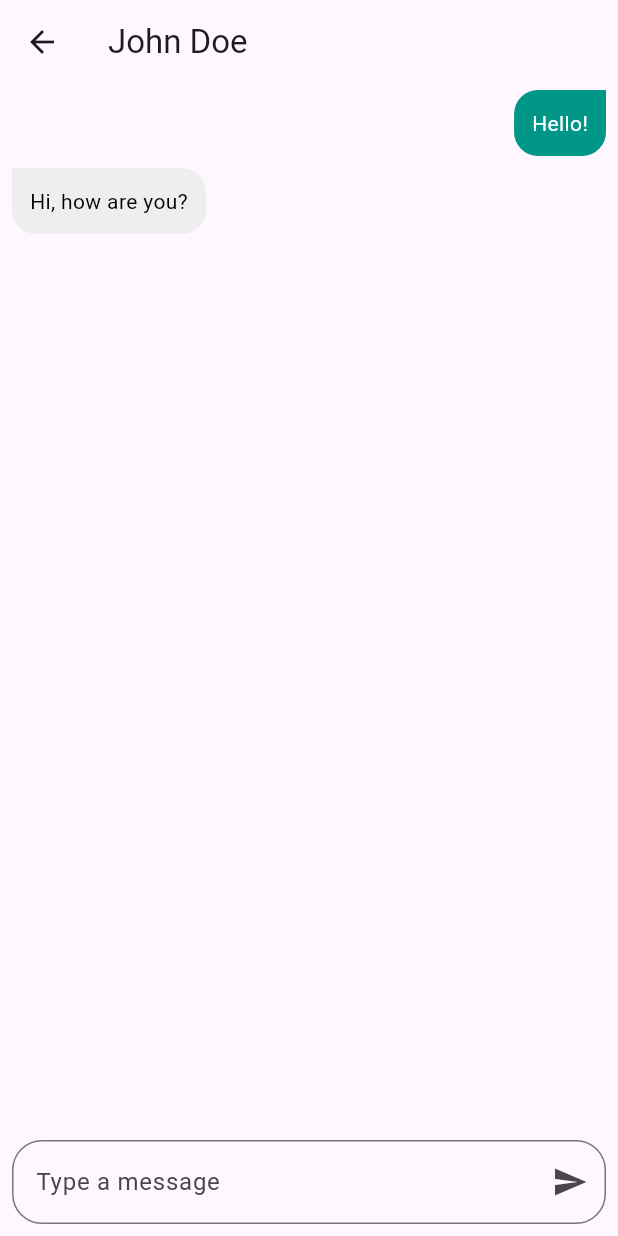
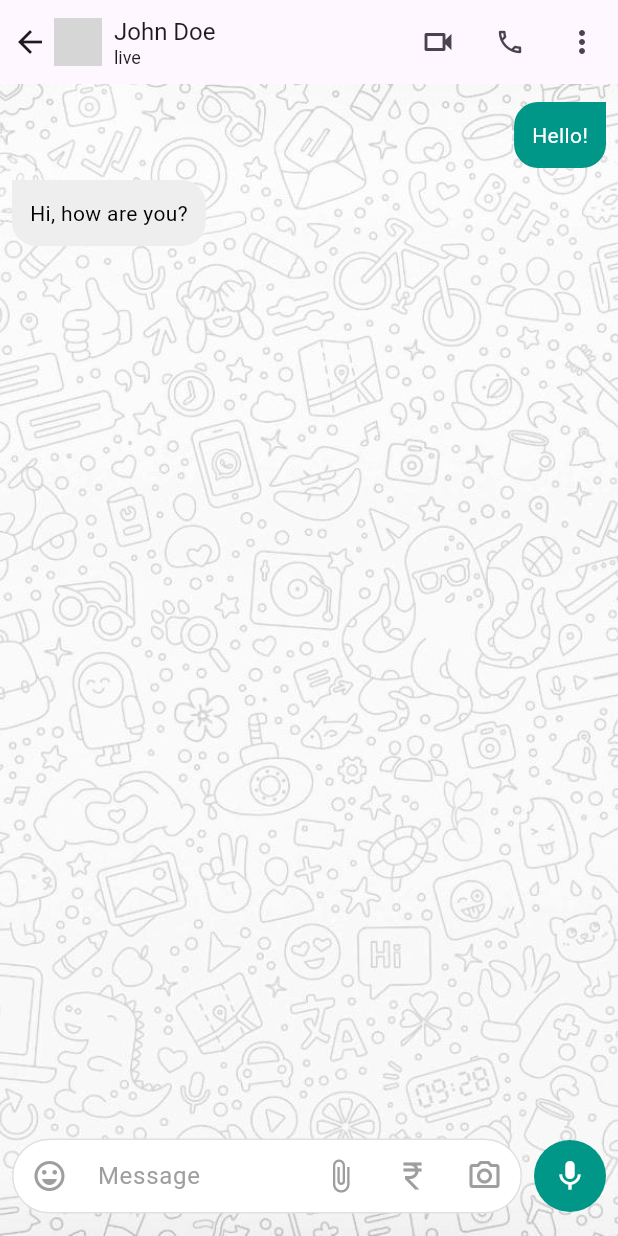
Before and after one commit to athulbkammath/whatsapp_clone_app, a Flutter app: the screen it shows after launch, after a tap on "John Doe", on a phone screen of 412 x 824 dp. Run offline on Flutter 3.47's test engine with Material 3 defaults, Android fonts, the light colour scheme and no system bars; network calls fail; grey boxes are pictures that could not be loaded.

Commit message:
Implemented the chat page completely.

```diff
--- a/lib/screen/chat_detail_screen.dart
+++ b/lib/screen/chat_detail_screen.dart
@@ -10,32 +10,171 @@ class ChatDetailScreen extends StatelessWidget {
   @override
   Widget build(BuildContext context) {
     return Scaffold(
-      appBar: AppBar(title: Text(user.name)),
-      body: Column(
+      appBar: _appBar(),
+      body: Container(
+        decoration: const BoxDecoration(
+          image: DecorationImage(
+            image: AssetImage(
+              "assets/background.jpg",
+            ),
+            fit: BoxFit.cover,
+          ),
+        ),
+        child: Padding(
+          padding: const EdgeInsets.only(top: 8),
+          child: Column(
+            children: [
+              _chatMessages(),
+              _textFieldControlButton(),
+            ],
+          ),
+        ),
+      ),
+    );
+  }
+
+  Widget _textFieldControlButton() {
+    return Container(
+      padding: const EdgeInsets.symmetric(horizontal: 8, vertical: 15),
+      decoration: const BoxDecoration(
+        color: Colors.transparent,
+      ),
+      child: SafeArea(
+        child: Row(
+          children: [
+            Expanded(child: _textFormField()),
+            const SizedBox(width: 8),
+            Container(
+              width: 48,
+              height: 48,
+              decoration: BoxDecoration(
+                color: Colors.teal,
+                borderRadius: BorderRadius.circular(24),
+              ),
+              child: IconButton(
+                icon: const Icon(
+                  Icons.mic,
+                  color: Colors.white,
+                  size: 24,
+                ),
+                onPressed: () {},
+              ),
+            ),
+          ],
+        ),
+      ),
+    );
+  }
+
+  Widget _textFormField() {
+    return Container(
+      decoration: BoxDecoration(
+        color: Colors.white,
+        borderRadius: BorderRadius.circular(25),
+        border: Border.all(color: Colors.grey.shade300),
+      ),
+      child: Row(
         children: [
-          Expanded(
-            child: ListView(
-              children: const [
-                MessageBubble(message: "Hello!", isSent: true),
-                MessageBubble(message: "Hi, how are you?", isSent: false),
-              ],
+          IconButton(
+            icon: const Icon(
+              Icons.emoji_emotions_outlined,
+              color: Colors.grey,
+              size: 24,
+            ),
+            onPressed: () {},
+          ),
+          const Expanded(
+            child: TextField(
+              decoration: InputDecoration(
+                hintText: 'Message',
+                hintStyle: TextStyle(color: Colors.grey),
+                border: InputBorder.none,
+                contentPadding: EdgeInsets.symmetric(
+                  horizontal: 8,
+                  vertical: 10,
+                ),
+              ),
             ),
           ),
-          Padding(
-            padding: const EdgeInsets.all(8.0),
-            child: TextField(
-              decoration: InputDecoration(
-                hintText: "Type a message",
-                border: OutlineInputBorder(
-                  borderRadius: BorderRadius.circular(20),
-                ),
-                suffixIcon:
-                    IconButton(icon: const Icon(Icons.send), onPressed: () {}),
-              ),
+          IconButton(
+            icon: const Icon(
+              Icons.attach_file,
+              color: Colors.grey,
+              size: 24,
             ),
+            onPressed: () {},
+          ),
+          IconButton(
+            icon: const Icon(
+              Icons.currency_rupee_outlined,
+              color: Colors.grey,
+              size: 24,
+            ),
+            onPressed: () {},
+          ),
+          IconButton(
+            icon: const Icon(
+              Icons.camera_alt_outlined,
+              color: Colors.grey,
+              size: 24,
+            ),
+            onPressed: () {},
           ),
         ],
       ),
     );
   }
+
+  Widget _chatMessages() {
+    return Expanded(
+      child: ListView(
+        children: const [
+          MessageBubble(message: "Hello!", isSent: true),
+          MessageBubble(message: "Hi, how are you?", isSent: false),
+        ],
+      ),
+    );
+  }
+
+  AppBar _appBar() {
+    return AppBar(
+      leadingWidth: 20,
+      title: Row(
+        children: [
+          CircleAvatar(
+            radius: 16,
+            backgroundImage: NetworkImage(user.imageUrl),
+          ),
+          const SizedBox(width: 8),
+          Column(
+            crossAxisAlignment: CrossAxisAlignment.start,
+            children: [
+              Text(
+                user.name,
+                style: const TextStyle(fontSize: 16),
+              ),
+              const Text(
+                'live',
+                style: TextStyle(fontSize: 12),
+              ),
+            ],
+          ),
+        ],
+      ),
+      actions: [
+        IconButton(
+          icon: const Icon(Icons.videocam_outlined),
+          onPressed: () {},
+        ),
+        IconButton(
+          icon: const Icon(Icons.phone_outlined, size: 20),
+          onPressed: () {},
+        ),
+        IconButton(
+          icon: const Icon(Icons.more_vert),
+          onPressed: () {},
+        ),
+      ],
+    );
+  }
 }
--- a/lib/screen/home_screen/settings_screen.dart
+++ b/lib/screen/home_screen/settings_screen.dart
@@ -7,7 +7,10 @@ class SettingsScreen extends StatelessWidget {
   Widget build(BuildContext context) {
     return ListView(
       children: [
-        _buildAppBar(),
+        Padding(
+          padding: const EdgeInsets.only(top: 5),
+          child: _buildAppBar(),
+        ),
         const Divider(height: 0.3, thickness: 0.4),
         _profileTile(),
         const Divider(height: 0.2, thickness: 0.4),
--- a/pubspec.yaml
+++ b/pubspec.yaml
@@ -62,7 +62,7 @@ flutter:
   # To add assets to your application, add an assets section, like this:
   assets:
     - assets/data/user.json
-    # - images/a_dot_ham.jpeg
+    - assets/background.jpg
 
   # An image asset can refer to one or more resolution-specific "variants", see
   # https://flutter.dev/assets-and-images/#resolution-aware
```
Also changed, not shown: assets/background.jpg (added).
